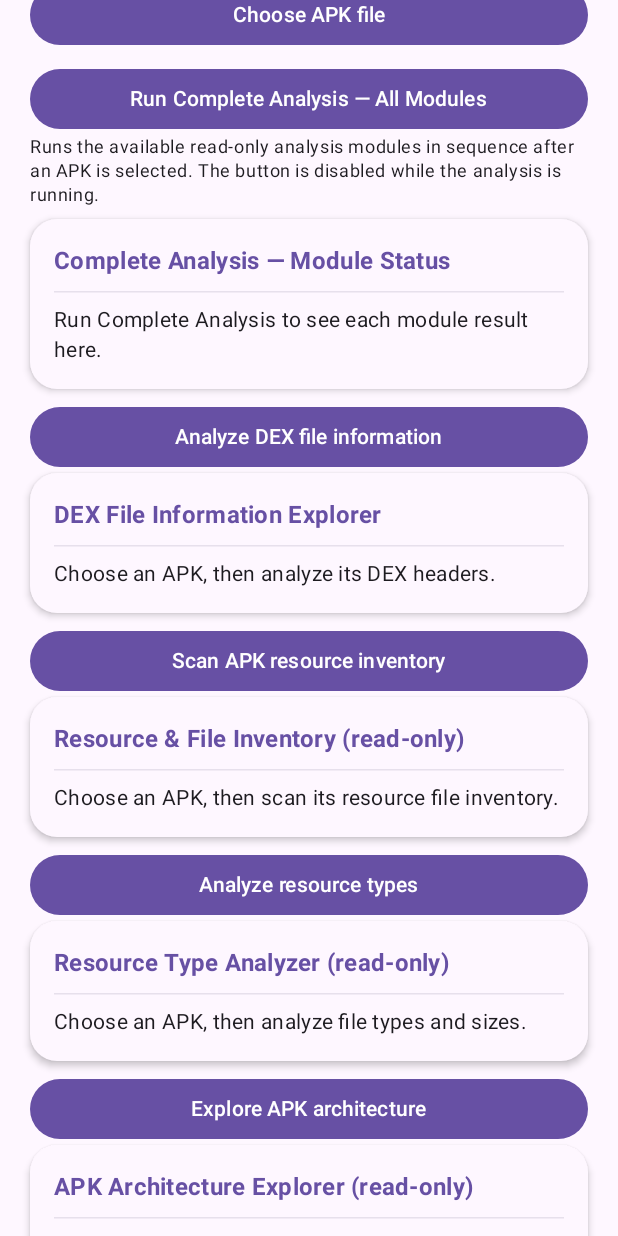
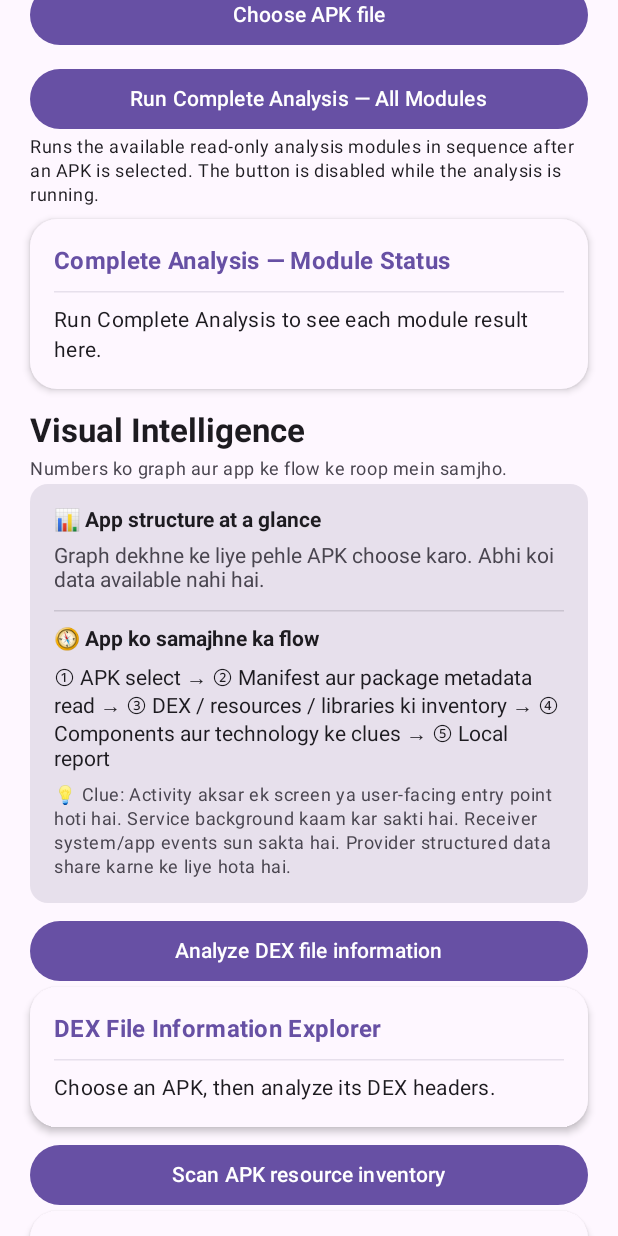
Before and after one commit to ashishxhub/XhubREA, an Android app built with Jetpack Compose: the composable XhubReaDashboard shown on its own in the app's theme, scrolled down 1153 dp, on a phone screen of 412 x 824 dp. Run offline under Robolectric (Android 15) with nearby library versions, the phone set to English and light mode, and no system bars.

Commit message:
Add visual APK intelligence graph and beginner flow map

```diff
--- a/app/src/main/java/com/ashishxhub/xhubrea/MainActivity.kt
+++ b/app/src/main/java/com/ashishxhub/xhubrea/MainActivity.kt
@@ -37,6 +37,7 @@ import androidx.compose.material3.Text
 import androidx.compose.material3.darkColorScheme
 import androidx.compose.material3.Shapes
 import androidx.compose.material3.HorizontalDivider
+import androidx.compose.material3.LinearProgressIndicator
 import androidx.compose.runtime.Composable
 import androidx.compose.runtime.getValue
 import androidx.compose.runtime.mutableStateOf
@@ -568,6 +569,56 @@ private fun XhubReaDashboard() {
             )
             Spacer(modifier = Modifier.height(8.dp))
             InfoCard(title = "Complete Analysis — Module Status", body = fullAnalysisSummary)
+            Spacer(modifier = Modifier.height(10.dp))
+            SectionHeading("Visual Intelligence", "Numbers ko graph aur app ke flow ke roop mein samjho.")
+            val visualData = listOf(
+                "Permissions" to extractSectionCount(apkReport, "Declared permissions"),
+                "Activities" to extractSectionCount(apkReport, "Activities"),
+                "Services" to extractSectionCount(apkReport, "Services"),
+                "Receivers" to extractSectionCount(apkReport, "Receivers"),
+                "Providers" to extractSectionCount(apkReport, "Providers")
+            )
+            val largestValue = visualData.maxOfOrNull { it.second }?.coerceAtLeast(1) ?: 1
+            Card(
+                modifier = Modifier.fillMaxWidth().then(
+                    if (smoothMotion) Modifier.animateContentSize(animationSpec = tween(300)) else Modifier
+                ),
+                colors = CardDefaults.cardColors(containerColor = MaterialTheme.colorScheme.surfaceVariant)
+            ) {
+                Column(modifier = Modifier.padding(16.dp)) {
+                    Text("📊 App structure at a glance", fontWeight = FontWeight.Bold,
+                        color = MaterialTheme.colorScheme.onSurface)
+                    Spacer(Modifier.height(8.dp))
+                    if (apkReport == "No APK inspected yet." || apkReport.startsWith("Could not inspect")) {
+                        Text("Graph dekhne ke liye pehle APK choose karo. Abhi koi data available nahi hai.",
+                            color = MaterialTheme.colorScheme.onSurfaceVariant)
+                    } else {
+                        visualData.forEach { (label, value) ->
+                            MetricBar(label = label, value = value, maximum = largestValue)
+                            Spacer(Modifier.height(9.dp))
+                        }
+                        Text("Ye bars sirf count dikhate hain. Zyada count ka matlab automatically danger ya better app nahi hota.",
+                            style = MaterialTheme.typography.bodySmall,
+                            color = MaterialTheme.colorScheme.onSurfaceVariant)
+                    }
+                    Spacer(Modifier.height(12.dp))
+                    HorizontalDivider()
+                    Spacer(Modifier.height(10.dp))
+                    Text("🧭 App ko samajhne ka flow", fontWeight = FontWeight.Bold,
+                        color = MaterialTheme.colorScheme.onSurface)
+                    Spacer(Modifier.height(8.dp))
+                    Text(
+                        "① APK select → ② Manifest aur package metadata read → ③ DEX / resources / libraries ki inventory → ④ Components aur technology ke clues → ⑤ Local report",
+                        color = MaterialTheme.colorScheme.onSurface
+                    )
+                    if (showHints) {
+                        Spacer(Modifier.height(8.dp))
+                        Text("💡 Clue: Activity aksar ek screen ya user-facing entry point hoti hai. Service background kaam kar sakti hai. Receiver system/app events sun sakta hai. Provider structured data share karne ke liye hota hai.",
+                            style = MaterialTheme.typography.bodySmall,
+                            color = MaterialTheme.colorScheme.onSurfaceVariant)
+                    }
+                }
+            }
             Spacer(modifier = Modifier.height(8.dp))
             Button(
                 onClick = {
@@ -1481,6 +1532,34 @@ private fun reportSection(report: String, heading: String): String {
     return content.joinToString("\n").ifBlank { "No entries found." }
 }
 
+private fun extractSectionCount(report: String, heading: String): Int {
+    val match = Regex("""${Regex.escape(heading)}\\s*\\((\\d+)\\)""")
+        .find(report)
+    return match?.groupValues?.getOrNull(1)?.toIntOrNull() ?: 0
+}
+
+@Composable
+private fun MetricBar(label: String, value: Int, maximum: Int) {
+    Column(modifier = Modifier.fillMaxWidth()) {
+        Row(
+            modifier = Modifier.fillMaxWidth(),
+            horizontalArrangement = Arrangement.SpaceBetween
+        ) {
+            Text(label, style = MaterialTheme.typography.bodyMedium,
+                color = MaterialTheme.colorScheme.onSurface)
+            Text(value.toString(), style = MaterialTheme.typography.labelLarge,
+                fontWeight = FontWeight.Bold, color = MaterialTheme.colorScheme.primary)
+        }
+        Spacer(Modifier.height(4.dp))
+        LinearProgressIndicator(
+            progress = { value.toFloat() / maximum.coerceAtLeast(1).toFloat() },
+            modifier = Modifier.fillMaxWidth(),
+            color = MaterialTheme.colorScheme.secondary,
+            trackColor = MaterialTheme.colorScheme.surface
+        )
+    }
+}
+
 @Composable
 private fun PreferenceRow(
     title: String,
```
